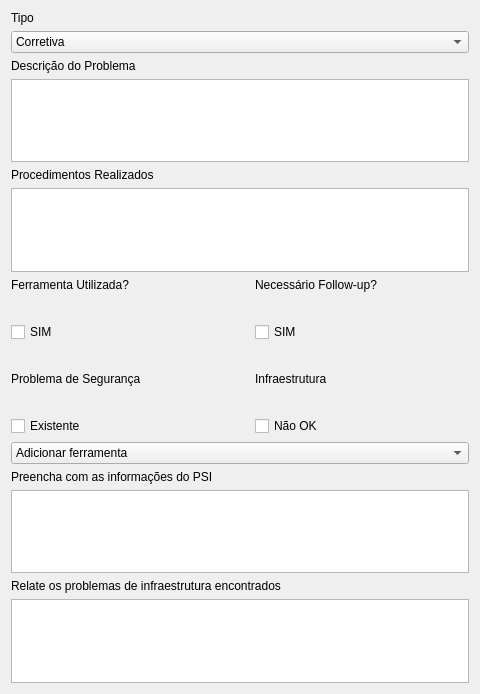
This is evo.ui in ielson/siemens-automacao-evo as Qt 5 draws it before an edit. The edited form follows.
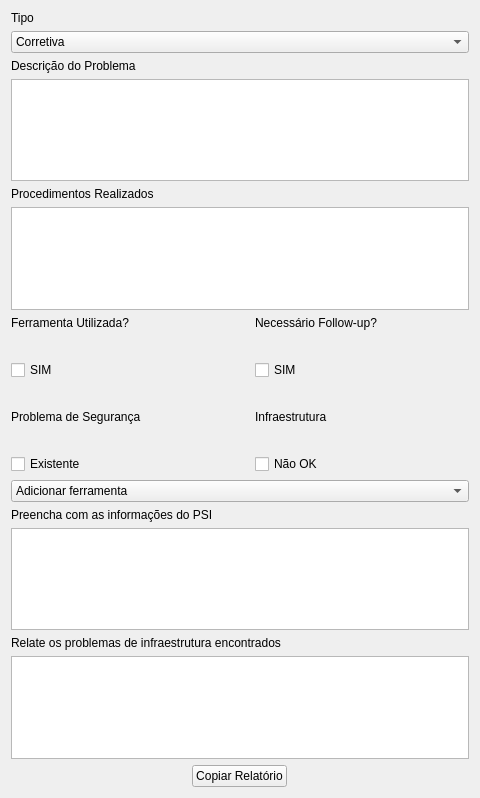
This is the edited form.

What changed in the file:
```diff
--- a/evo.ui
+++ b/evo.ui
@@ -7,7 +7,7 @@
     <x>0</x>
     <y>0</y>
     <width>480</width>
-    <height>694</height>
+    <height>798</height>
    </rect>
   </property>
   <property name="windowTitle">
@@ -227,6 +227,19 @@
        <item>
         <widget class="QPlainTextEdit" name="preencherInfraTE"/>
        </item>
+       <item alignment="Qt::AlignHCenter">
+        <widget class="QPushButton" name="copiarRelatorio">
+         <property name="sizePolicy">
+          <sizepolicy hsizetype="Fixed" vsizetype="Fixed">
+           <horstretch>0</horstretch>
+           <verstretch>0</verstretch>
+          </sizepolicy>
+         </property>
+         <property name="text">
+          <string>Copiar Relatório</string>
+         </property>
+        </widget>
+       </item>
       </layout>
      </item>
     </layout>
```
Left out of the diff: 6 changed lines with no effect on the pictures.
